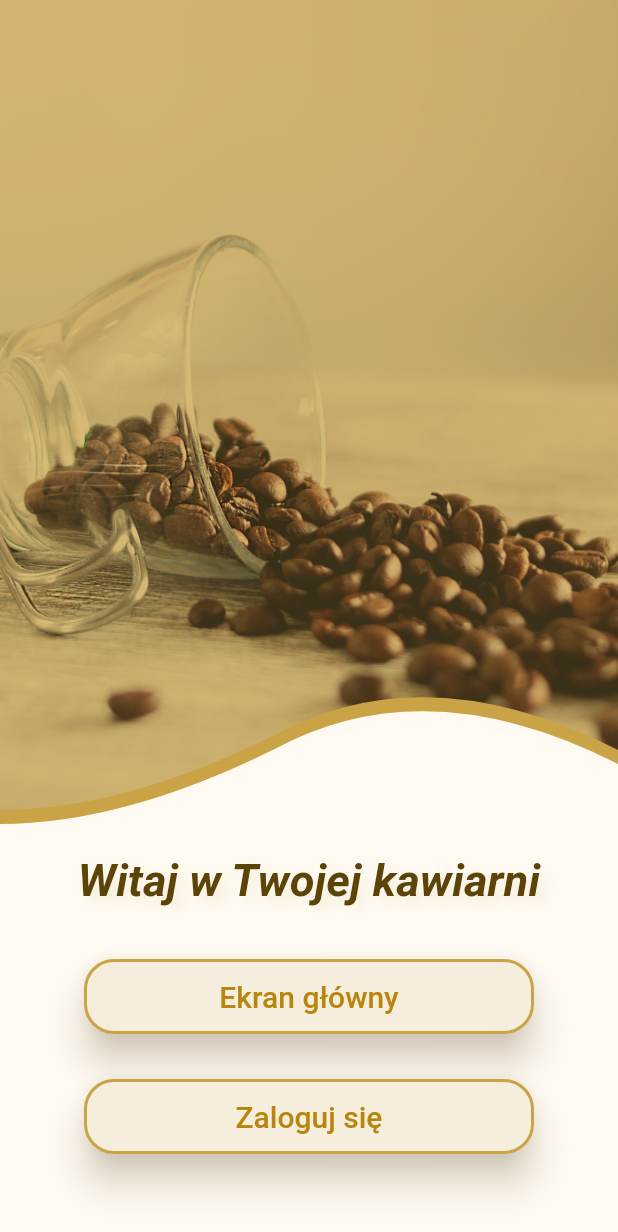
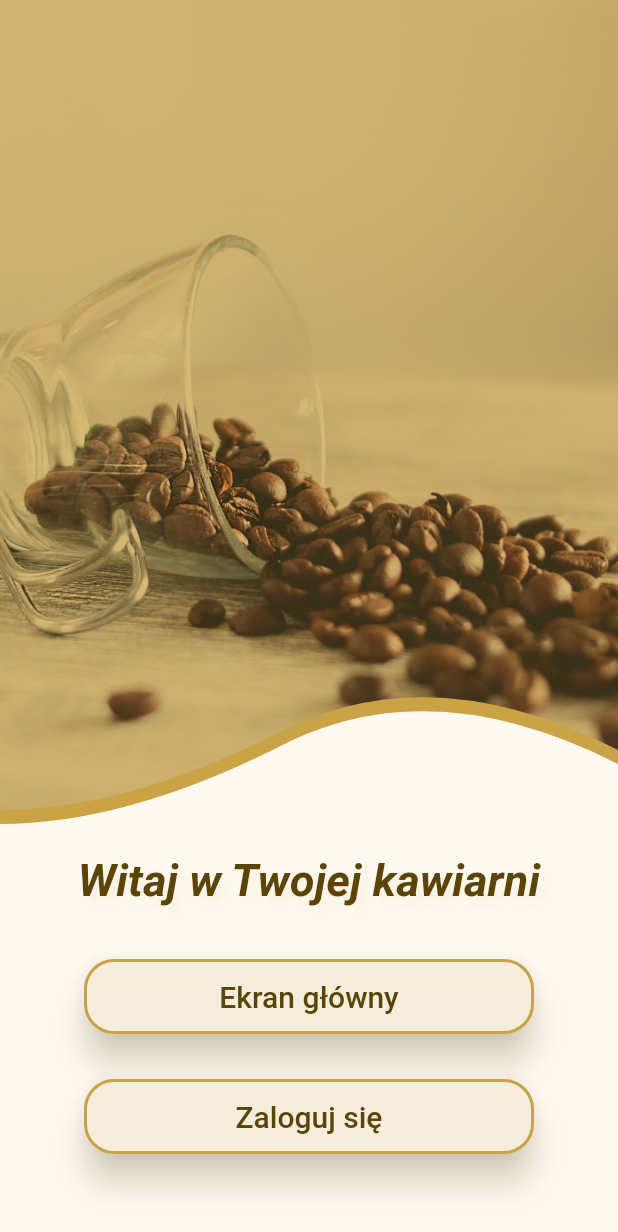
Before and after one commit to FerencMarcin/Cafe-mobile-app, a Flutter app: the screen it shows after launch, on a phone screen of 412 x 824 dp. Shown: the top 1232 px of the screen. Run offline on Flutter 3.47's test engine with Material 2 defaults, Android fonts, the phone set to English and light mode, and no system bars; our stand-ins replace dio, flutter_secure_storage, get, jwt_decoder; statements that could not run were skipped.

Commit message:
Change main color theme

```diff
--- a/lib/theme/colors.dart
+++ b/lib/theme/colors.dart
@@ -7,6 +7,7 @@ class AppColors {
   static const burlyWood = Color(0xffdcc080);
   static const aztecGold = Color(0xffcaa347);
   static const darkGoldenrod = Color(0xffb8860e);
+  static const darkCoffe = Color(0xff5C4307);
 
   static const projectRed = Color(0xffeb3b5a);
   static const projectGreen = Color(0xff20bf6b);
@@ -15,7 +16,7 @@ class AppColors {
   static const projectDarkBlue = Color(0xff2d98da);
 
   static const MaterialColor darkGoldenrodMap = MaterialColor(
-      0xffb8860e,
+      0xff5C4307,
       <int, Color>{
       50: Color(0xffF5EEDD),
       100: Color(0xffEBDCBA),
```
